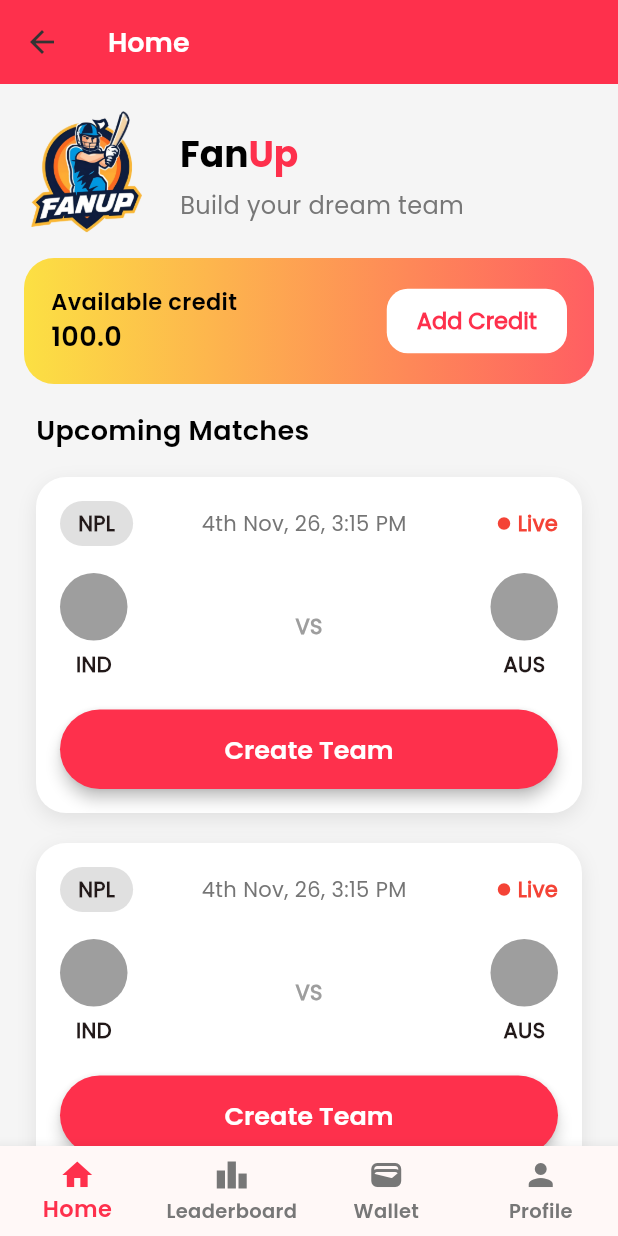
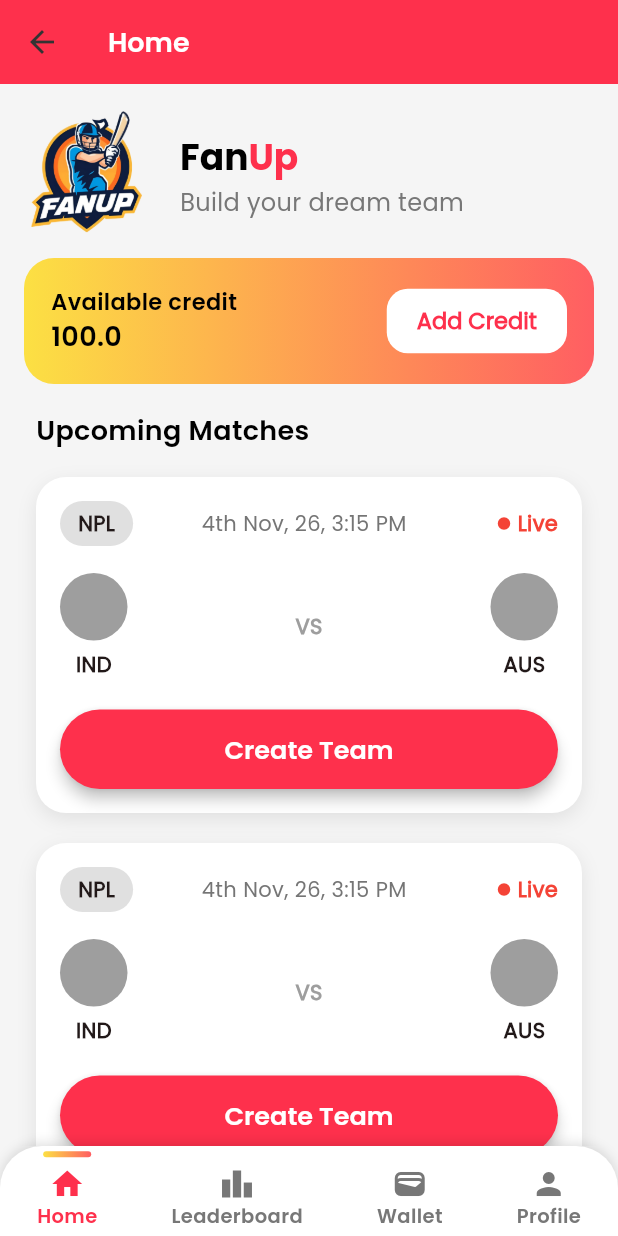
Before and after one commit to Roshan10k/fanup, a Flutter app: the screen it shows after launch, after a tap on "Skip", after a tap on "Login", on a phone screen of 412 x 824 dp. Run offline on Flutter 3.47's test engine with Material 3 defaults, Android fonts, the light colour scheme and no system bars; our stand-ins replace font_awesome_flutter.

Commit message:
final changes in look of textformfield and bootom navigation

```diff
--- a/lib/screens/bottom_navigation_screen.dart
+++ b/lib/screens/bottom_navigation_screen.dart
@@ -1,7 +1,5 @@
 import 'package:flutter/material.dart';
 import 'package:fanup/themes/theme.dart';
-
-// Screens
 import 'package:fanup/screens/bottom_navigation_screens/home_screen.dart';
 import 'package:fanup/screens/bottom_navigation_screens/leaderboard_screen.dart';
 import 'package:fanup/screens/bottom_navigation_screens/wallet_screen.dart';
@@ -29,26 +27,83 @@
     return Scaffold(
       body: _screens[_selectedIndex],
 
-      bottomNavigationBar: BottomNavigationBar(
-        type: BottomNavigationBarType.fixed,
-        currentIndex: _selectedIndex,
-        selectedItemColor: AppColors.primary,
-        unselectedItemColor: AppColors.textSecondary,
-        selectedLabelStyle: AppTextStyles.poppinsSemiBold15,
-        unselectedLabelStyle: AppTextStyles.poppinsSemiBold13,
+      bottomNavigationBar: Container(
+        decoration: const BoxDecoration(
+          color: Colors.white,
+          borderRadius: BorderRadius.only(
+            topLeft: Radius.circular(28),
+            topRight: Radius.circular(28),
+          ),
+          boxShadow: [
+            BoxShadow(
+              color: Colors.black12,
+              blurRadius: 6,
+              offset: Offset(0, -2),
+            ),
+          ],
+        ),
+        child: SafeArea(
+          child: SizedBox(
+            height: 60,
+            child: Row(
+              mainAxisAlignment: MainAxisAlignment.spaceAround,
+              children: [
+                _buildNavItem(Icons.home, "Home", 0),
+                _buildNavItem(Icons.leaderboard, "Leaderboard", 1),
+                _buildNavItem(Icons.wallet, "Wallet", 2),
+                _buildNavItem(Icons.person, "Profile", 3),
+              ],
+            ),
+          ),
+        ),
+      ),
+    );
+  }
 
-        items: const [
-          BottomNavigationBarItem(icon: Icon(Icons.home), label: 'Home'),
-          BottomNavigationBarItem(icon: Icon(Icons.leaderboard), label: 'Leaderboard'),
-          BottomNavigationBarItem(icon: Icon(Icons.wallet), label: 'Wallet'),
-          BottomNavigationBarItem(icon: Icon(Icons.person), label: 'Profile'),
+  Widget _buildNavItem(IconData icon, String label, int index) {
+    final bool isSelected = _selectedIndex == index;
+
+    return GestureDetector(
+      onTap: () => setState(() => _selectedIndex = index),
+      child: Column(
+        mainAxisAlignment: MainAxisAlignment.center,
+        children: [
+          // Top Indicator Bar
+          AnimatedContainer(
+            duration: const Duration(milliseconds: 250),
+            height: 4,
+            width: isSelected ? 32 : 0,
+            decoration: BoxDecoration(
+              gradient: isSelected
+                  ? const LinearGradient(
+                      colors: [Color(0xFFFCE043), Color(0xFFFF5E62)],
+                      begin: Alignment.centerLeft,
+                      end: Alignment.centerRight,
+                    )
+                  : null,
+              borderRadius: BorderRadius.circular(20),
+            ),
+          ),
+
+          const SizedBox(height: 6),
+
+          Icon(
+            icon,
+            size: 24,
+            color: isSelected ? AppColors.primary : AppColors.textSecondary,
+          ),
+
+          Text(
+            label,
+            style: isSelected
+                ? AppTextStyles.poppinsSemiBold13.copyWith(
+                    color: AppColors.primary,
+                  )
+                : AppTextStyles.poppinsSemiBold13.copyWith(
+                    color: AppColors.textSecondary,
+                  ),
+          ),
         ],
-
-        onTap: (index) {
-          setState(() {
-            _selectedIndex = index;
-          });
-        },
       ),
     );
   }
--- a/lib/screens/bottom_navigation_screens/home_screen.dart
+++ b/lib/screens/bottom_navigation_screens/home_screen.dart
@@ -10,7 +10,8 @@
   Widget build(BuildContext context) {
     return Scaffold(
       appBar: AppBar(
-        title: const Text('Home'),
+        title: const Text('Home',style: AppTextStyles.poppinsSemiBold18,),
+
         backgroundColor: AppColors.primary,
         elevation: 0,
       ),
@@ -58,7 +59,7 @@
                       ),
                     ),
 
-                    const SizedBox(height: 4),
+
 
                     Text(
                       "Build your dream team",
--- a/lib/screens/onboarding/onboarding_screen.dart
+++ b/lib/screens/onboarding/onboarding_screen.dart
@@ -48,8 +48,9 @@
                   children: [
                     Text(
                       "Getting Started",
-                      style: AppTextStyles.poppinsSemiBold13.copyWith(
-                        fontSize: size.width * 0.045,
+                      style: TextStyle(
+                        fontSize: 16,
+                        fontFamily: 'Poppins Regular',
                         color: AppColors.textDark,
                       ),
                     ),
@@ -63,10 +64,11 @@
                       },
                       child: Text(
                         "Skip",
-                        style: AppTextStyles.poppinsSemiBold13.copyWith(
-                          fontSize: size.width * 0.045,
-                          color: AppColors.textSecondary,
-                        ),
+                        style: TextStyle(
+                        fontSize: 16,
+                        fontFamily: 'Poppins SemiBold',
+                        color: AppColors.textDark,
+                      ),
                       ),
                     ),
                   ],
@@ -120,7 +122,7 @@
                     onPressed: next,
                     child: Text(
                       isLast ? "Get Started" : "Next",
-                      style: AppTextStyles.poppinsSemiBold15.copyWith(
+                      style: AppTextStyles.poppinsSemiBold13.copyWith(
                         fontSize: size.width * 0.05,
                         color: Colors.white,
                       ),
--- a/lib/screens/onboarding/onboarding_slide.dart
+++ b/lib/screens/onboarding/onboarding_slide.dart
@@ -19,13 +19,13 @@
           height: 200,
           width: 200,
           decoration: BoxDecoration(
-            color: AppColors.inputBackground, // centralized color
+            color: AppColors.inputBackground,
             shape: BoxShape.circle,
           ),
           child: Icon(
             data.icon,
             size: 100,
-            color: AppColors.primary, // use primary app color
+            color: AppColors.primary,
           ),
         ),
 
--- a/lib/screens/splash_screen.dart
+++ b/lib/screens/splash_screen.dart
@@ -80,8 +80,9 @@
 
           Text(
             "Build your Dream Team",
-            style: AppTextStyles.poppinsMedium18.copyWith(
-              color: AppColors.textLight,
+            style: AppTextStyles.poppinsRegular16.copyWith(
+              color: Colors.white,
+              decoration: TextDecoration.none
             ),
           ),
 
--- a/lib/themes/theme.dart
+++ b/lib/themes/theme.dart
@@ -1,6 +1,4 @@
 import 'package:flutter/material.dart';
-
-
 
 class AppColors {
   // Primary Colors
@@ -14,14 +12,14 @@
   static const Color splashGradientEnd = Color(0xFFFF8C00);
 
   // Text Colors
-  static const Color textPrimary = Color(0xFF333333); // dark text
-  static const Color textSecondary = Color(0xFF777777); // medium grey
-  static const Color textLight = Color(0xFF999999); // light grey
-  static const Color textDark = Color(0xFF000000); // pure black
+  static const Color textPrimary = Color(0xFF333333);
+  static const Color textSecondary = Color(0xFF777777);
+  static const Color textLight = Color(0xFF999999);
+  static const Color textDark = Color(0xFF000000);
 
   // Background Colors
   static const Color background = Color(0xFFF5F5F5);
-  static const Color inputBackground = Color(0xFFF5F5F5);
+  static const Color inputBackground = Color(0xFFFFFFFF);
   static const Color cardShadow = Color(0xFFE0E0E0);
 
   // Other Colors
@@ -143,9 +141,14 @@
         color: Colors.grey,
         fontFamily: 'Poppins Regular',
       ),
-      border: OutlineInputBorder(
+
+      enabledBorder: OutlineInputBorder(
         borderRadius: BorderRadius.circular(12),
-        borderSide: BorderSide.none,
+        borderSide: BorderSide(color: Colors.grey.shade400, width: 1),
+      ),
+      focusedBorder: OutlineInputBorder(
+        borderRadius: BorderRadius.circular(12),
+        borderSide: BorderSide(color: AppColors.primary, width: 1),
       ),
       prefixIconColor: AppColors.iconGrey,
       suffixIconColor: AppColors.iconGrey,
@@ -155,7 +158,9 @@
       type: BottomNavigationBarType.fixed,
       selectedItemColor: AppColors.primary,
       unselectedItemColor: Colors.grey,
-      selectedLabelStyle: AppTextStyles.poppinsSemiBold13.copyWith(fontSize: 15),
+      selectedLabelStyle: AppTextStyles.poppinsSemiBold13.copyWith(
+        fontSize: 15,
+      ),
       unselectedLabelStyle: AppTextStyles.poppinsSemiBold13,
     ),
 
--- a/lib/widgets/balance_card_widget.dart
+++ b/lib/widgets/balance_card_widget.dart
@@ -1,7 +1,5 @@
 import 'package:fanup/themes/theme.dart';
 import 'package:flutter/material.dart';
-
-
 
 class BalanceCardWidget extends StatelessWidget {
   final double credit;
@@ -20,10 +18,7 @@
       decoration: BoxDecoration(
         borderRadius: BorderRadius.circular(20),
         gradient: const LinearGradient(
-          colors: [
-            Color(0xFFFCE043),
-            Color(0xFFFF5E62),
-          ],
+          colors: [Color(0xFFFCE043), Color(0xFFFF5E62)],
           begin: Alignment.centerLeft,
           end: Alignment.centerRight,
         ),
@@ -37,11 +32,15 @@
             children: [
               Text(
                 "Available credit",
-                style: AppTextStyles.poppinsSemiBold15.copyWith(color: AppColors.textDark),
+                style: AppTextStyles.poppinsSemiBold15.copyWith(
+                  color: AppColors.textDark,
+                ),
               ),
               Text(
                 credit.toStringAsFixed(1),
-                style: AppTextStyles.poppinsSemiBold18.copyWith(color: AppColors.textDark),
+                style: AppTextStyles.poppinsSemiBold18.copyWith(
+                  color: AppColors.textDark,
+                ),
               ),
             ],
           ),
@@ -58,7 +57,9 @@
             ),
             child: Text(
               "Add Credit",
-              style: AppTextStyles.poppinsRegular15.copyWith(color: AppColors.primary),
+              style: AppTextStyles.poppinsRegular15.copyWith(
+                color: AppColors.primary,
+              ),
             ),
           ),
         ],
```
